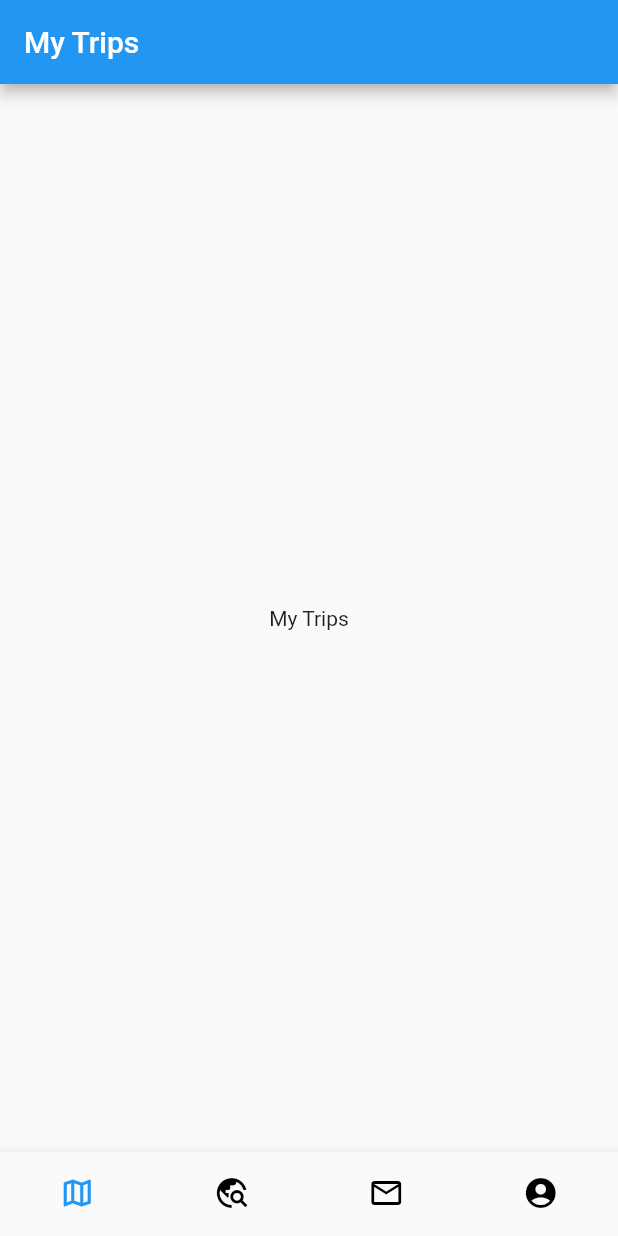
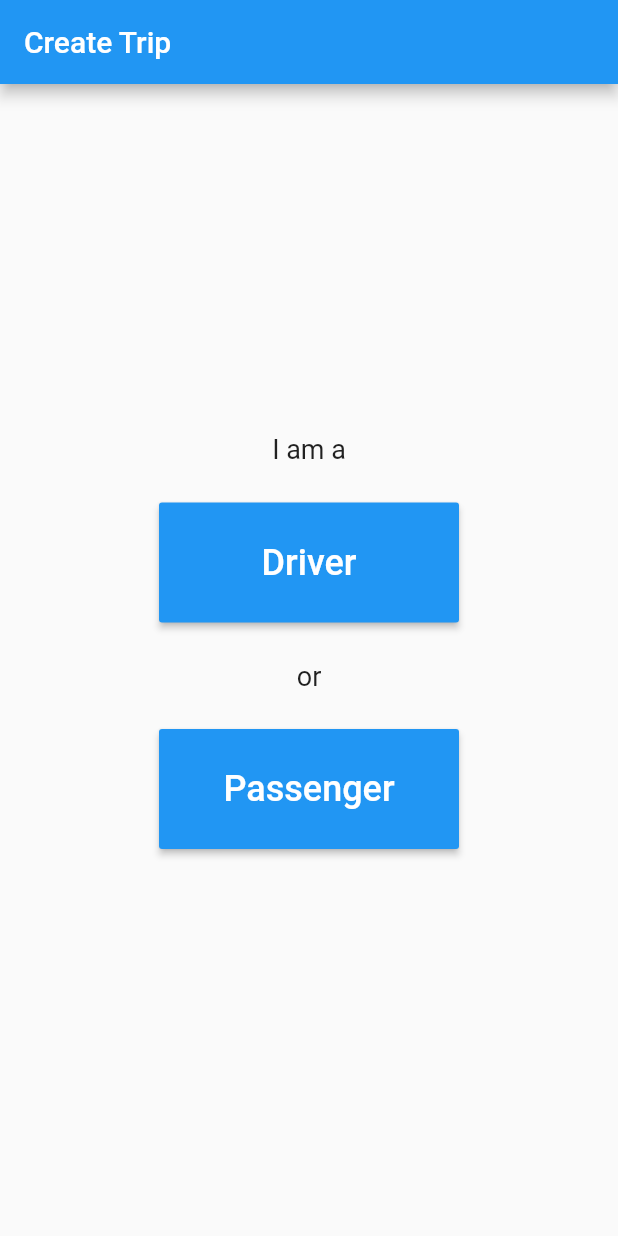
Before and after one commit to rcaina/Passenger, a Flutter app: the screen it shows after launch, on a phone screen of 412 x 824 dp. Run offline on Flutter 3.47's test engine with Material 2 defaults, Android fonts, the phone set to English and light mode, and no system bars; our stand-ins replace date_time_picker.

Commit message:
Add create trip pages

```diff
--- a/lib/main.dart
+++ b/lib/main.dart
@@ -1,10 +1,12 @@
 import 'package:flutter/material.dart';
+import 'package:passenger/view/createDriverTrip.dart';
+import 'package:passenger/view/createTrip.dart';
 import 'view/navigation.dart';
 
 void main() {
   runApp(MaterialApp(
     title: 'Passenger',
-    home: Navigation(),
+    home: CreateTrip(),
     theme: ThemeData(
       primarySwatch: Colors.blue,
     ),
--- /dev/null
+++ b/lib/view/createTrip.dart
@@ -0,0 +1,67 @@
+import 'package:flutter/material.dart';
+import 'package:passenger/view/createPassengerTrip.dart';
+import 'package:passenger/view/createDriverTrip.dart';
+
+class CreateTrip extends StatefulWidget {
+  const CreateTrip({Key? key}) : super(key: key);
+  @override
+  _CreateTripState createState() => _CreateTripState();
+}
+
+class _CreateTripState extends State<CreateTrip> {
+  @override
+  Widget build(BuildContext context) {
+    return Scaffold(
+      appBar: AppBar(
+        title: const Text("Create Trip"),
+      ),
+      body: Center(
+        child: Column(
+          mainAxisAlignment: MainAxisAlignment.center,
+          children: <Widget>[
+            const Text('I am a', style: TextStyle(fontSize: 18)),
+            Padding(
+              padding: EdgeInsets.only(top: 25, bottom: 25),
+              child: ButtonTheme(
+                height: 80,
+                minWidth: 200,
+                child: RaisedButton(
+                  child: const Text('Driver',
+                      style: TextStyle(color: Colors.white, fontSize: 24)),
+                  color: Colors.blue,
+                  onPressed: () {
+                    Navigator.push(
+                      context,
+                      MaterialPageRoute(
+                          builder: (context) => CreateDriverTrip()),
+                    );
+                  },
+                ),
+              ),
+            ),
+            const Text('or', style: TextStyle(fontSize: 18)),
+            Padding(
+              padding: EdgeInsets.only(top: 25, bottom: 25),
+              child: ButtonTheme(
+                height: 80,
+                minWidth: 200,
+                child: RaisedButton(
+                  child: const Text('Passenger',
+                      style: TextStyle(color: Colors.white, fontSize: 24)),
+                  color: Colors.blue,
+                  onPressed: () {
+                    Navigator.push(
+                      context,
+                      MaterialPageRoute(
+                          builder: (context) => CreatePassengerTrip()),
+                    );
+                  },
+                ),
+              ),
+            ),
+          ],
+        ),
+      ),
+    );
+  }
+}
--- a/lib/view/navigation.dart
+++ b/lib/view/navigation.dart
@@ -7,15 +7,17 @@ import 'notifications.dart';
 
 /// This is the stateful widget that the main application instantiates.
 class Navigation extends StatefulWidget {
-  const Navigation({Key? key}) : super(key: key);
+  const Navigation({Key? key, this.initialSelectedIndex = 0}) : super(key: key);
+  final int initialSelectedIndex;
 
   @override
-  State<Navigation> createState() => _NavigationState();
+  State<Navigation> createState() =>
+      _NavigationState(this.initialSelectedIndex);
 }
 
 /// This is the private State class that goes with MyStatefulWidget.
 class _NavigationState extends State<Navigation> {
-  int _selectedIndex = 0;
+  int _selectedIndex;
   static const TextStyle optionStyle =
       TextStyle(fontSize: 30, fontWeight: FontWeight.bold);
   static const List<Widget> _widgetOptions = <Widget>[
@@ -24,6 +26,8 @@ class _NavigationState extends State<Navigation> {
     Notifications(),
     Account(),
   ];
+
+  _NavigationState(this._selectedIndex);
 
   void _onItemTapped(int index) {
     setState(() {
@@ -65,8 +69,8 @@ class _NavigationState extends State<Navigation> {
         unselectedItemColor: Colors.black,
         type: BottomNavigationBarType.fixed,
         onTap: _onItemTapped,
-        showSelectedLabels: false,
-        showUnselectedLabels: false,
+        showSelectedLabels: true,
+        showUnselectedLabels: true,
       ),
     );
   }
```
Also changed, not shown: lib/view/createDriverTrip.dart (added, +134 -0 lines), lib/view/createPassengerTrip.dart (added, +100 -0 lines), lib/view/myTrips.dart (+12 -0 lines), pubspec.yaml (+47 -48 lines), pubspec.lock.
